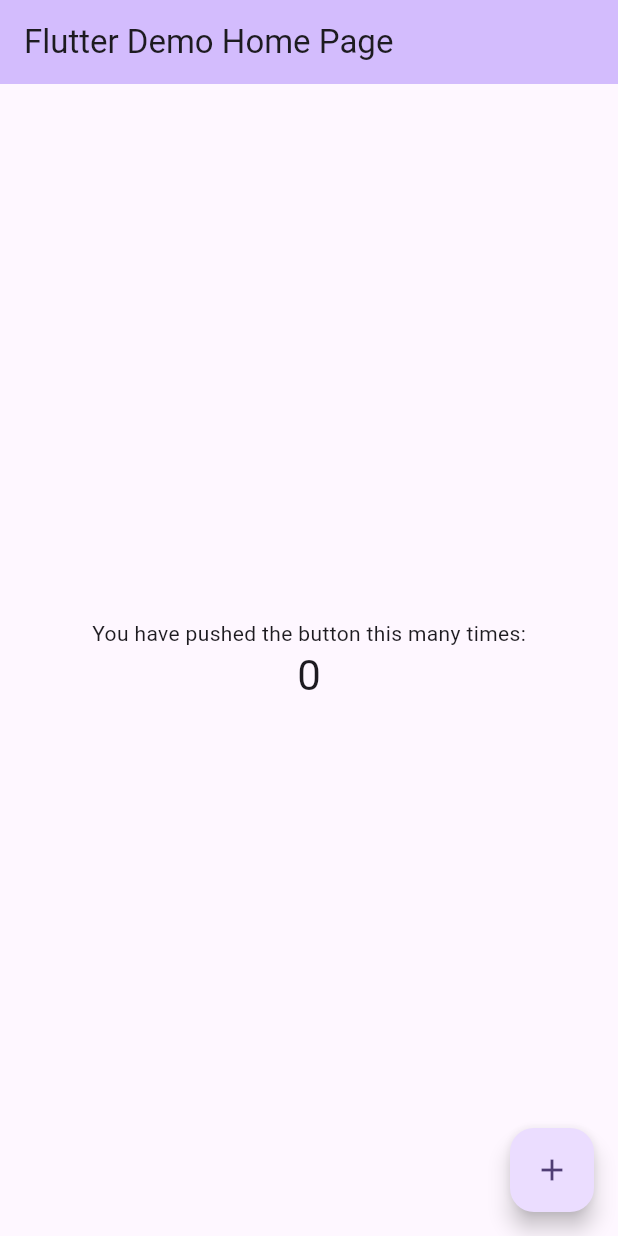
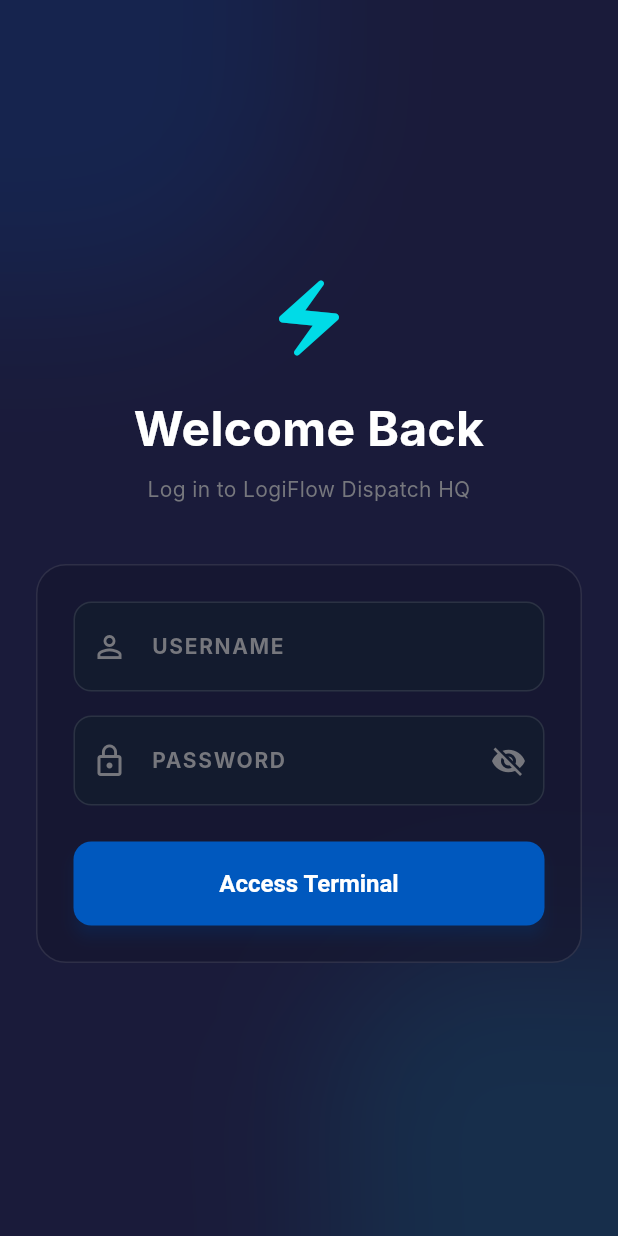
Before and after one commit to ChaniduMadalagama/actec-hr-portal, a Flutter app: the screen it shows after launch, on a phone screen of 412 x 824 dp. Run offline on Flutter 3.47's test engine with Material 3 defaults, Android fonts, the phone set to English and light mode, and no system bars; our stand-ins replace shared_preferences; Roboto replaces fonts that are missing (Inter).

Commit message:
Implement mobile splash and login screens with API integration

```diff
--- /dev/null
+++ b/technician_app/lib/core/theme.dart
@@ -0,0 +1,68 @@
+import 'package:flutter/material.dart';
+
+class AppTheme {
+  static const Color primary = Color(0xFF000000); // Black
+  static const Color primaryContainer = Color(0xFF131B2E); // Deep Blue
+  static const Color secondary = Color(0xFF0058BE); // LogiFlow Blue
+  static const Color secondaryAccent = Color(0xFF00DBE7); // Cyan
+  static const Color background = Color(0xFF1A1B3A); // Main Background
+  static const Color surface = Color(0xFF14152D); // Surface
+  static const Color error = Color(0xFFBA1A1A);
+  static const Color textOnSurface = Color(0xFFE0E3E5);
+  static const Color textOutline = Color(0xFF76777D);
+
+  static final ThemeData darkTheme = ThemeData(
+    brightness: Brightness.dark,
+    primaryColor: secondary,
+    scaffoldBackgroundColor: background,
+    fontFamily: 'Inter',
+    colorScheme: const ColorScheme.dark(
+      primary: secondary,
+      secondary: secondaryAccent,
+      surface: surface,
+      error: error,
+      onPrimary: Colors.white,
+      onSecondary: Colors.black,
+      onSurface: textOnSurface,
+    ),
+    inputDecorationTheme: InputDecorationTheme(
+      filled: true,
+      fillColor: primaryContainer,
+      contentPadding: const EdgeInsets.symmetric(horizontal: 20, vertical: 18),
+      border: OutlineInputBorder(
+        borderRadius: BorderRadius.circular(12),
+        borderSide: const BorderSide(color: Colors.white10),
+      ),
+      enabledBorder: OutlineInputBorder(
+        borderRadius: BorderRadius.circular(12),
+        borderSide: const BorderSide(color: Colors.white10),
+      ),
+      focusedBorder: OutlineInputBorder(
+        borderRadius: BorderRadius.circular(12),
+        borderSide: const BorderSide(color: secondary, width: 2),
+      ),
+      errorBorder: OutlineInputBorder(
+        borderRadius: BorderRadius.circular(12),
+        borderSide: const BorderSide(color: error),
+      ),
+      hintStyle: const TextStyle(color: textOutline, fontSize: 14),
+      labelStyle: const TextStyle(color: textOutline, fontSize: 14, letterSpacing: 1.1, fontWeight: FontWeight.bold),
+    ),
+    elevatedButtonTheme: ElevatedButtonThemeData(
+      style: ElevatedButton.styleFrom(
+        backgroundColor: secondary,
+        foregroundColor: Colors.white,
+        padding: const EdgeInsets.symmetric(horizontal: 24, vertical: 16),
+        shape: RoundedRectangleBorder(
+          borderRadius: BorderRadius.circular(12),
+        ),
+        elevation: 4,
+        shadowColor: secondary.withValues(alpha: 0.5),
+        textStyle: const TextStyle(
+          fontSize: 16,
+          fontWeight: FontWeight.bold,
+        ),
+      ),
+    ),
+  );
+}
--- a/technician_app/lib/main.dart
+++ b/technician_app/lib/main.dart
@@ -1,122 +1,21 @@
 import 'package:flutter/material.dart';
+import 'core/theme.dart';
+import 'screens/splash_screen.dart';
 
 void main() {
-  runApp(const MyApp());
+  runApp(const TechnicianApp());
 }
 
-class MyApp extends StatelessWidget {
-  const MyApp({super.key});
+class TechnicianApp extends StatelessWidget {
+  const TechnicianApp({super.key});
 
-  // This widget is the root of your application.
   @override
   Widget build(BuildContext context) {
     return MaterialApp(
-      title: 'Flutter Demo',
-      theme: ThemeData(
-        // This is the theme of your application.
-        //
-        // TRY THIS: Try running your application with "flutter run". You'll see
-        // the application has a purple toolbar. Then, without quitting the app,
-        // try changing the seedColor in the colorScheme below to Colors.green
-        // and then invoke "hot reload" (save your changes or press the "hot
-        // reload" button in a Flutter-supported IDE, or press "r" if you used
-        // the command line to start the app).
-        //
-        // Notice that the counter didn't reset back to zero; the application
-        // state is not lost during the reload. To reset the state, use hot
-        // restart instead.
-        //
-        // This works for code too, not just values: Most code changes can be
-        // tested with just a hot reload.
-        colorScheme: .fromSeed(seedColor: Colors.deepPurple),
-      ),
-      home: const MyHomePage(title: 'Flutter Demo Home Page'),
+      title: 'LogiFlow Dispatch',
+      debugShowCheckedModeBanner: false,
+      theme: AppTheme.darkTheme,
+      home: const SplashScreen(),
     );
   }
 }
-
-class MyHomePage extends StatefulWidget {
-  const MyHomePage({super.key, required this.title});
-
-  // This widget is the home page of your application. It is stateful, meaning
-  // that it has a State object (defined below) that contains fields that affect
-  // how it looks.
-
-  // This class is the configuration for the state. It holds the values (in this
-  // case the title) provided by the parent (in this case the App widget) and
-  // used by the build method of the State. Fields in a Widget subclass are
-  // always marked "final".
-
-  final String title;
-
-  @override
-  State<MyHomePage> createState() => _MyHomePageState();
-}
-
-class _MyHomePageState extends State<MyHomePage> {
-  int _counter = 0;
-
-  void _incrementCounter() {
-    setState(() {
-      // This call to setState tells the Flutter framework that something has
-      // changed in this State, which causes it to rerun the build method below
-      // so that the display can reflect the updated values. If we changed
-      // _counter without calling setState(), then the build method would not be
-      // called again, and so nothing would appear to happen.
-      _counter++;
-    });
-  }
-
-  @override
-  Widget build(BuildContext context) {
-    // This method is rerun every time setState is called, for instance as done
-    // by the _incrementCounter method above.
-    //
-    // The Flutter framework has been optimized to make rerunning build methods
-    // fast, so that you can just rebuild anything that needs updating rather
-    // than having to individually change instances of widgets.
-    return Scaffold(
-      appBar: AppBar(
-        // TRY THIS: Try changing the color here to a specific color (to
-        // Colors.amber, perhaps?) and trigger a hot reload to see the AppBar
-        // change color while the other colors stay the same.
-        backgroundColor: Theme.of(context).colorScheme.inversePrimary,
-        // Here we take the value from the MyHomePage object that was created by
-        // the App.build method, and use it to set our appbar title.
-        title: Text(widget.title),
-      ),
-      body: Center(
-        // Center is a layout widget. It takes a single child and positions it
-        // in the middle of the parent.
-        child: Column(
-          // Column is also a layout widget. It takes a list of children and
-          // arranges them vertically. By default, it sizes itself to fit its
-          // children horizontally, and tries to be as tall as its parent.
-          //
-          // Column has various properties to control how it sizes itself and
-          // how it positions its children. Here we use mainAxisAlignment to
-          // center the children vertically; the main axis here is the vertical
-          // axis because Columns are vertical (the cross axis would be
-          // horizontal).
-          //
-          // TRY THIS: Invoke "debug painting" (choose the "Toggle Debug Paint"
-          // action in the IDE, or press "p" in the console), to see the
-          // wireframe for each widget.
-          mainAxisAlignment: .center,
-          children: [
-            const Text('You have pushed the button this many times:'),
-            Text(
-              '$_counter',
-              style: Theme.of(context).textTheme.headlineMedium,
-            ),
-          ],
-        ),
-      ),
-      floatingActionButton: FloatingActionButton(
-        onPressed: _incrementCounter,
-        tooltip: 'Increment',
-        child: const Icon(Icons.add),
-      ),
-    );
-  }
-}
--- /dev/null
+++ b/technician_app/lib/models/user.dart
@@ -0,0 +1,39 @@
+class User {
+  final int id;
+  final String name;
+  final String email;
+  final String username;
+  final String role;
+  final String currentStatus;
+
+  User({
+    required this.id,
+    required this.name,
+    required this.email,
+    required this.username,
+    required this.role,
+    required this.currentStatus,
+  });
+
+  factory User.fromJson(Map<String, dynamic> json) {
+    return User(
+      id: json['id'] as int,
+      name: json['name'] as String,
+      email: json['email'] as String,
+      username: json['username'] as String,
+      role: json['role'] as String,
+      currentStatus: json['currentStatus'] as String,
+    );
+  }
+
+  Map<String, dynamic> toJson() {
+    return {
+      'id': id,
+      'name': name,
+      'email': email,
+      'username': username,
+      'role': role,
+      'currentStatus': currentStatus,
+    };
+  }
+}
--- /dev/null
+++ b/technician_app/lib/screens/login_screen.dart
@@ -0,0 +1,217 @@
+import 'dart:ui';
+import 'package:flutter/material.dart';
+import '../services/api_service.dart';
+import '../core/theme.dart';
+import 'dashboard_screen.dart';
+
+class LoginScreen extends StatefulWidget {
+  const LoginScreen({super.key});
+
+  @override
+  State<LoginScreen> createState() => _LoginScreenState();
+}
+
+class _LoginScreenState extends State<LoginScreen> {
+  final _formKey = GlobalKey<FormState>();
+  final _usernameController = TextEditingController();
+  final _passwordController = TextEditingController();
+
+  bool _isLoading = false;
+  bool _obscurePassword = true;
+
+  Future<void> _handleLogin() async {
+    if (!_formKey.currentState!.validate()) return;
+
+    setState(() {
+      _isLoading = true;
+    });
+
+    final result = await ApiService.login(
+      _usernameController.text.trim(),
+      _passwordController.text,
+    );
+
+    if (!mounted) return;
+
+    setState(() {
+      _isLoading = false;
+    });
+
+    if (result['success']) {
+      // Navigate to dashboard
+      Navigator.of(context).pushReplacement(
+        MaterialPageRoute(builder: (_) => const DashboardScreen()),
+      );
+    } else {
+      // Show error snackbar
+      ScaffoldMessenger.of(context).showSnackBar(
+        SnackBar(
+          content: Text(result['message'] ?? 'Login failed'),
+          backgroundColor: AppTheme.error,
+          behavior: SnackBarBehavior.floating,
+        ),
+      );
+    }
+  }
+
+  @override
+  void dispose() {
+    _usernameController.dispose();
+    _passwordController.dispose();
+    super.dispose();
+  }
+
+  @override
+  Widget build(BuildContext context) {
+    return Scaffold(
+      backgroundColor: AppTheme.background,
+      body: Stack(
+        children: [
+          // Background ambient gradient
+          Positioned(
+            top: -100,
+            left: -100,
+            child: Container(
+              width: 300,
+              height: 300,
+              decoration: BoxDecoration(
+                shape: BoxShape.circle,
+                color: AppTheme.secondary.withValues(alpha: 0.15),
+              ),
+            ),
+          ),
+          Positioned(
+            bottom: -50,
+            right: -50,
+            child: Container(
+              width: 250,
+              height: 250,
+              decoration: BoxDecoration(
+                shape: BoxShape.circle,
+                color: AppTheme.secondaryAccent.withValues(alpha: 0.1),
+              ),
+            ),
+          ),
+          // Blur effect
+          BackdropFilter(
+            filter: ImageFilter.blur(sigmaX: 50, sigmaY: 50),
+            child: Container(color: Colors.transparent),
+          ),
+          // Main Content
+          Center(
+            child: SingleChildScrollView(
+              padding: const EdgeInsets.symmetric(horizontal: 24.0),
+              child: Column(
+                mainAxisAlignment: MainAxisAlignment.center,
+                crossAxisAlignment: CrossAxisAlignment.stretch,
+                children: [
+                  const Icon(
+                    Icons.electric_bolt,
+                    size: 60,
+                    color: AppTheme.secondaryAccent,
+                  ),
+                  const SizedBox(height: 20),
+                  const Text(
+                    'Welcome Back',
+                    textAlign: TextAlign.center,
+                    style: TextStyle(
+                      fontSize: 32,
+                      fontWeight: FontWeight.bold,
+                      color: Colors.white,
+                    ),
+                  ),
+                  const SizedBox(height: 8),
+                  const Text(
+                    'Log in to LogiFlow Dispatch HQ',
+                    textAlign: TextAlign.center,
+                    style: TextStyle(
+                      fontSize: 14,
+                      color: AppTheme.textOutline,
+                    ),
+                  ),
+                  const SizedBox(height: 40),
+
+                  // Glassmorphism Card
+                  Container(
+                    padding: const EdgeInsets.all(24),
+                    decoration: BoxDecoration(
+                      color: AppTheme.surface.withValues(alpha: 0.6),
+                      borderRadius: BorderRadius.circular(20),
+                      border: Border.all(color: Colors.white10),
+                    ),
+                    child: Form(
+                      key: _formKey,
+                      child: Column(
+                        crossAxisAlignment: CrossAxisAlignment.stretch,
+                        children: [
+                          TextFormField(
+                            controller: _usernameController,
+                            style: const TextStyle(color: Colors.white),
+                            decoration: const InputDecoration(
+                              labelText: 'USERNAME',
+                              prefixIcon: Icon(Icons.person_outline, color: AppTheme.textOutline),
+                            ),
+                            validator: (value) {
+                              if (value == null || value.isEmpty) {
+                                return 'Please enter your username';
+                              }
+                              return null;
+                            },
+                          ),
+                          const SizedBox(height: 16),
+                          TextFormField(
+                            controller: _passwordController,
+                            obscureText: _obscurePassword,
+                            style: const TextStyle(color: Colors.white),
+                            decoration: InputDecoration(
+                              labelText: 'PASSWORD',
+                              prefixIcon: const Icon(Icons.lock_outline, color: AppTheme.textOutline),
+                              suffixIcon: IconButton(
+                                icon: Icon(
+                                  _obscurePassword ? Icons.visibility_off : Icons.visibility,
+                                  color: AppTheme.textOutline,
+                                ),
+                                onPressed: () {
+                                  setState(() {
+                                    _obscurePassword = !_obscurePassword;
+                                  });
+                                },
+                              ),
+                            ),
+                            validator: (value) {
+                              if (value == null || value.isEmpty) {
+                                return 'Please enter your password';
+                              }
+                              return null;
+                            },
+                          ),
+                          const SizedBox(height: 24),
+                          SizedBox(
+                            height: 56,
+                            child: ElevatedButton(
+                              onPressed: _isLoading ? null : _handleLogin,
+                              child: _isLoading
+                                  ? const SizedBox(
+                                      height: 24,
+                                      width: 24,
+                                      child: CircularProgressIndicator(
+                                        strokeWidth: 2,
+                                        valueColor: AlwaysStoppedAnimation<Color>(Colors.white),
+                                      ),
+                                    )
+                                  : const Text('Access Terminal'),
+                            ),
+                          ),
+                        ],
+                      ),
+                    ),
+                  ),
+                ],
+              ),
+            ),
+          ),
+        ],
+      ),
+    );
+  }
+}
--- a/technician_app/pubspec.yaml
+++ b/technician_app/pubspec.yaml
@@ -34,6 +34,8 @@ dependencies:
   # The following adds the Cupertino Icons font to your application.
   # Use with the CupertinoIcons class for iOS style icons.
   cupertino_icons: ^1.0.8
+  http: ^1.6.0
+  shared_preferences: ^2.5.5
 
 dev_dependencies:
   flutter_test:
```
Also changed, not shown: technician_app/lib/screens/dashboard_screen.dart (added, +60 -0 lines), technician_app/lib/screens/splash_screen.dart (added, +127 -0 lines), technician_app/lib/services/api_service.dart (added, +60 -0 lines), technician_app/pubspec.lock, 1 other file.
